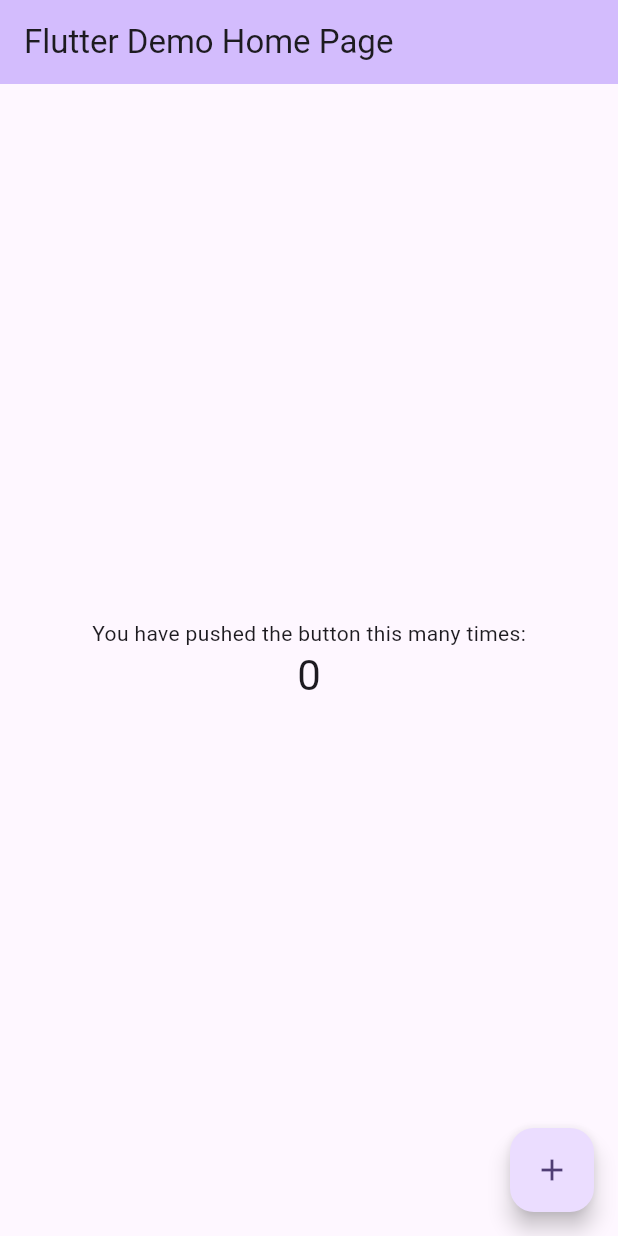
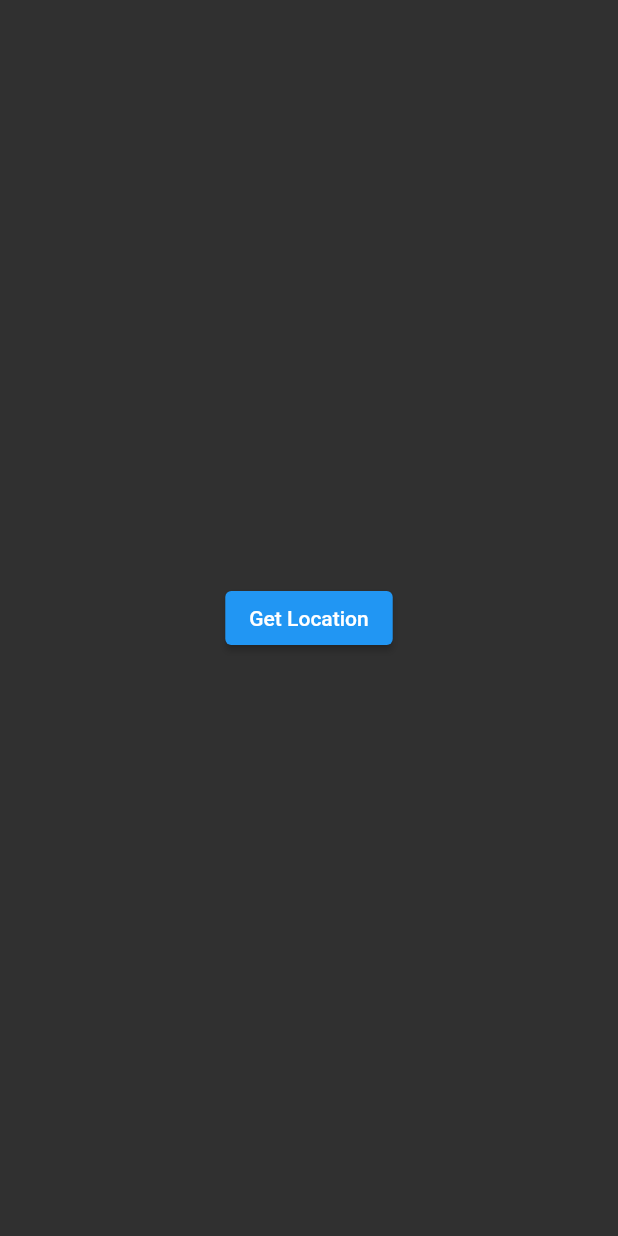
Before and after one commit to akollikonda/clima, a Flutter app: the screen it shows after launch, on a phone screen of 412 x 824 dp. Run offline on Flutter 3.47's test engine with Material 2 defaults, Android fonts, the phone set to English and light mode, and no system bars; our stand-ins replace geolocator.

Commit message:
Geolocation added

```diff
--- a/lib/main.dart
+++ b/lib/main.dart
@@ -1,125 +1,16 @@
+import 'package:clima/screens/loading_screen.dart';
 import 'package:flutter/material.dart';
 
 void main() {
-  runApp(const MyApp());
+  runApp(MyApp());
 }
 
 class MyApp extends StatelessWidget {
-  const MyApp({super.key});
-
-  // This widget is the root of your application.
   @override
   Widget build(BuildContext context) {
     return MaterialApp(
-      title: 'Flutter Demo',
-      theme: ThemeData(
-        // This is the theme of your application.
-        //
-        // TRY THIS: Try running your application with "flutter run". You'll see
-        // the application has a blue toolbar. Then, without quitting the app,
-        // try changing the seedColor in the colorScheme below to Colors.green
-        // and then invoke "hot reload" (save your changes or press the "hot
-        // reload" button in a Flutter-supported IDE, or press "r" if you used
-        // the command line to start the app).
-        //
-        // Notice that the counter didn't reset back to zero; the application
-        // state is not lost during the reload. To reset the state, use hot
-        // restart instead.
-        //
-        // This works for code too, not just values: Most code changes can be
-        // tested with just a hot reload.
-        colorScheme: ColorScheme.fromSeed(seedColor: Colors.deepPurple),
-        useMaterial3: true,
-      ),
-      home: const MyHomePage(title: 'Flutter Demo Home Page'),
+      theme: ThemeData.dark(),
+      home: LoadingScreen(),
     );
   }
 }
-
-class MyHomePage extends StatefulWidget {
-  const MyHomePage({super.key, required this.title});
-
-  // This widget is the home page of your application. It is stateful, meaning
-  // that it has a State object (defined below) that contains fields that affect
-  // how it looks.
-
-  // This class is the configuration for the state. It holds the values (in this
-  // case the title) provided by the parent (in this case the App widget) and
-  // used by the build method of the State. Fields in a Widget subclass are
-  // always marked "final".
-
-  final String title;
-
-  @override
-  State<MyHomePage> createState() => _MyHomePageState();
-}
-
-class _MyHomePageState extends State<MyHomePage> {
-  int _counter = 0;
-
-  void _incrementCounter() {
-    setState(() {
-      // This call to setState tells the Flutter framework that something has
-      // changed in this State, which causes it to rerun the build method below
-      // so that the display can reflect the updated values. If we changed
-      // _counter without calling setState(), then the build method would not be
-      // called again, and so nothing would appear to happen.
-      _counter++;
-    });
-  }
-
-  @override
-  Widget build(BuildContext context) {
-    // This method is rerun every time setState is called, for instance as done
-    // by the _incrementCounter method above.
-    //
-    // The Flutter framework has been optimized to make rerunning build methods
-    // fast, so that you can just rebuild anything that needs updating rather
-    // than having to individually change instances of widgets.
-    return Scaffold(
-      appBar: AppBar(
-        // TRY THIS: Try changing the color here to a specific color (to
-        // Colors.amber, perhaps?) and trigger a hot reload to see the AppBar
-        // change color while the other colors stay the same.
-        backgroundColor: Theme.of(context).colorScheme.inversePrimary,
-        // Here we take the value from the MyHomePage object that was created by
-        // the App.build method, and use it to set our appbar title.
-        title: Text(widget.title),
-      ),
-      body: Center(
-        // Center is a layout widget. It takes a single child and positions it
-        // in the middle of the parent.
-        child: Column(
-          // Column is also a layout widget. It takes a list of children and
-          // arranges them vertically. By default, it sizes itself to fit its
-          // children horizontally, and tries to be as tall as its parent.
-          //
-          // Column has various properties to control how it sizes itself and
-          // how it positions its children. Here we use mainAxisAlignment to
-          // center the children vertically; the main axis here is the vertical
-          // axis because Columns are vertical (the cross axis would be
-          // horizontal).
-          //
-          // TRY THIS: Invoke "debug painting" (choose the "Toggle Debug Paint"
-          // action in the IDE, or press "p" in the console), to see the
-          // wireframe for each widget.
-          mainAxisAlignment: MainAxisAlignment.center,
-          children: <Widget>[
-            const Text(
-              'You have pushed the button this many times:',
-            ),
-            Text(
-              '$_counter',
-              style: Theme.of(context).textTheme.headlineMedium,
-            ),
-          ],
-        ),
-      ),
-      floatingActionButton: FloatingActionButton(
-        onPressed: _incrementCounter,
-        tooltip: 'Increment',
-        child: const Icon(Icons.add),
-      ), // This trailing comma makes auto-formatting nicer for build methods.
-    );
-  }
-}
--- /dev/null
+++ b/lib/screens/loading_screen.dart
@@ -0,0 +1,53 @@
+import 'package:flutter/material.dart';
+import 'package:geolocator/geolocator.dart';
+
+class LoadingScreen extends StatefulWidget {
+  const LoadingScreen({super.key});
+
+  @override
+  State<LoadingScreen> createState() => _LoadingScreenState();
+}
+
+class _LoadingScreenState extends State<LoadingScreen> {
+  Future<Position> _determinePosition() async {
+    bool serviceEnabled;
+    LocationPermission permission;
+
+    serviceEnabled = await Geolocator.isLocationServiceEnabled();
+
+    if (!serviceEnabled) {
+      return Future.error('Location services are disabled.');
+    }
+
+    permission = await Geolocator.checkPermission();
+    if (permission == LocationPermission.denied) {
+      permission = await Geolocator.requestPermission();
+      if (permission == LocationPermission.denied) {
+        return Future.error('Location permissions are denied');
+      }
+    }
+    if (permission == LocationPermission.deniedForever) {
+      // Permissions are denied forever, handle appropriately.
+      return Future.error(
+          'Location permissions are permanently denied, we cannot request permissions.');
+    }
+    Position position = await Geolocator.getCurrentPosition(
+        desiredAccuracy: LocationAccuracy.medium);
+    print(position);
+    return position;
+  }
+
+  @override
+  Widget build(BuildContext context) {
+    return Scaffold(
+      body: Center(
+        child: ElevatedButton(
+          child: Text('Get Location'),
+          onPressed: () {
+            _determinePosition();
+          },
+        ),
+      ),
+    );
+  }
+}
--- a/pubspec.yaml
+++ b/pubspec.yaml
@@ -35,6 +35,7 @@ dependencies:
   # The following adds the Cupertino Icons font to your application.
   # Use with the CupertinoIcons class for iOS style icons.
   cupertino_icons: ^1.0.2
+  geolocator: ^9.0.2
 
 dev_dependencies:
   flutter_test:
```
Also changed, not shown: lib/utilities/constants.dart (added), pubspec.lock, 13 other files.
